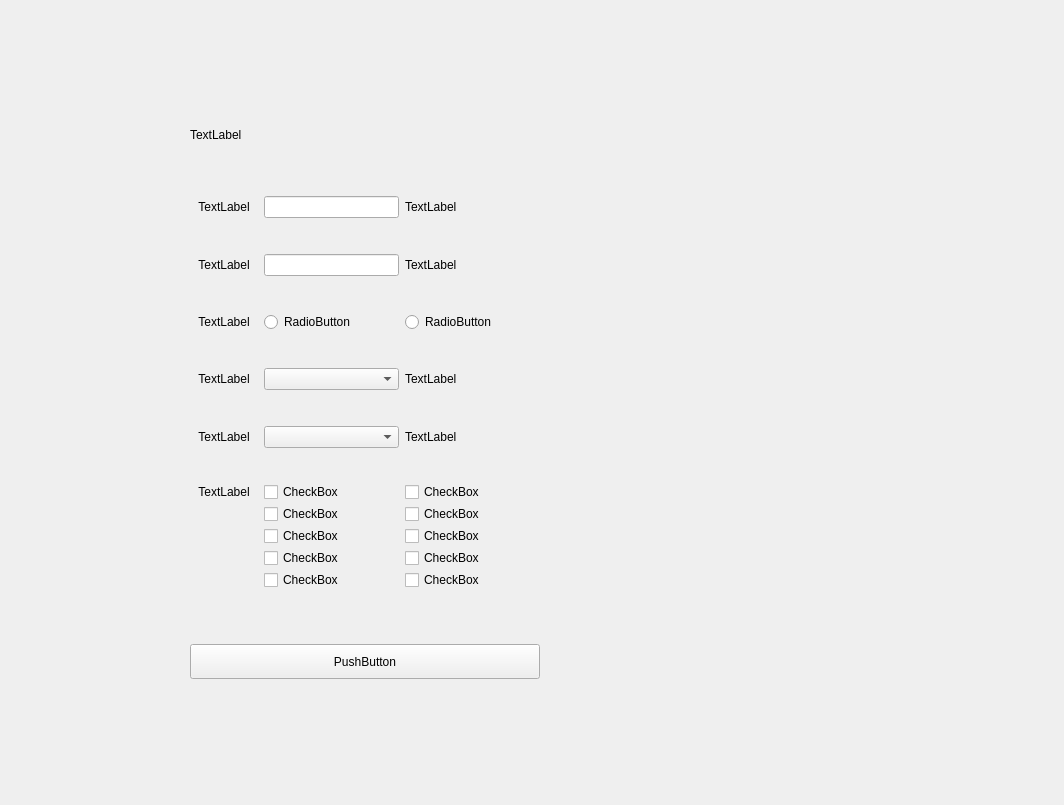
The window that test.ui (BearAndLittlelucky/BearAndLitterlucky) describes before a commit, drawn with Qt 5.
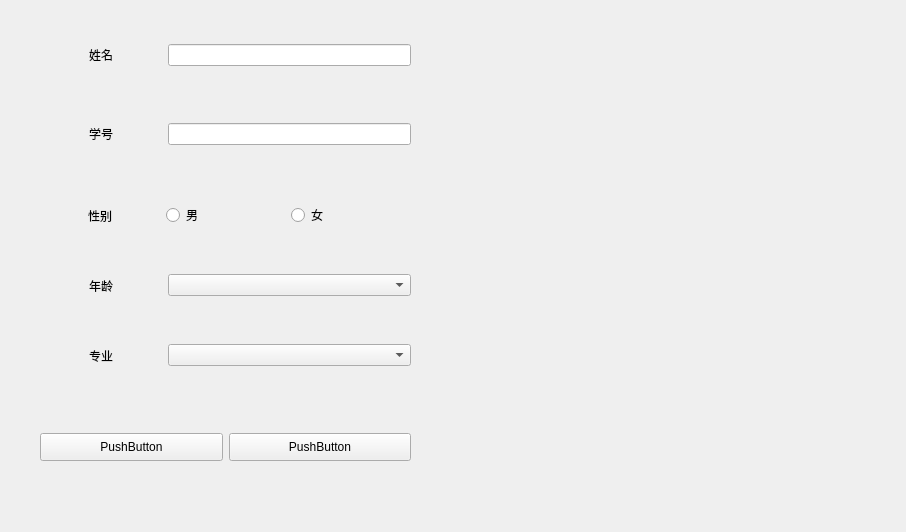
The same window after the commit.

The edit to the form file:
```diff
--- a/test.ui
+++ b/test.ui
@@ -6,8 +6,8 @@
    <rect>
     <x>0</x>
     <y>0</y>
-    <width>1064</width>
-    <height>805</height>
+    <width>906</width>
+    <height>532</height>
    </rect>
   </property>
   <property name="sizePolicy">
@@ -19,47 +19,15 @@
   <property name="windowTitle">
    <string>Form</string>
   </property>
-  <widget class="QWidget" name="horizontalLayoutWidget_2">
+  <widget class="QWidget" name="">
    <property name="geometry">
     <rect>
-     <x>190</x>
-     <y>110</y>
-     <width>631</width>
-     <height>617</height>
+     <x>40</x>
+     <y>10</y>
+     <width>371</width>
+     <height>61</height>
     </rect>
    </property>
-   <layout class="QHBoxLayout" name="horizontalLayout_7">
-    <item>
-     <layout class="QVBoxLayout" name="verticalLayout">
-      <item>
-       <widget class="QLabel" name="label_5">
-        <property name="enabled">
-         <bool>true</bool>
-        </property>
-        <property name="sizePolicy">
-         <sizepolicy hsizetype="Preferred" vsizetype="Preferred">
-          <horstretch>0</horstretch>
-          <verstretch>3</verstretch>
-         </sizepolicy>
-        </property>
-        <property name="minimumSize">
-         <size>
-          <width>0</width>
-          <height>50</height>
-         </size>
-        </property>
-        <property name="maximumSize">
-         <size>
-          <width>16777215</width>
-          <height>50</height>
-         </size>
-        </property>
-        <property name="text">
-         <string>TextLabel</string>
-        </property>
-       </widget>
-      </item>
-      <item>
        <layout class="QHBoxLayout" name="horizontalLayout">
         <property name="topMargin">
          <number>30</number>
@@ -73,7 +41,7 @@
            </sizepolicy>
           </property>
           <property name="text">
-           <string>TextLabel</string>
+       <string>姓名</string>
           </property>
           <property name="alignment">
            <set>Qt::AlignCenter</set>
@@ -96,22 +64,17 @@
           </property>
          </widget>
         </item>
-        <item>
-         <widget class="QLabel" name="label_10">
-          <property name="sizePolicy">
-           <sizepolicy hsizetype="Expanding" vsizetype="Preferred">
-            <horstretch>4</horstretch>
-            <verstretch>0</verstretch>
-           </sizepolicy>
-          </property>
-          <property name="text">
-           <string>TextLabel</string>
-          </property>
-         </widget>
-        </item>
-       </layout>
-      </item>
-      <item>
+   </layout>
+  </widget>
+  <widget class="QWidget" name="">
+   <property name="geometry">
+    <rect>
+     <x>40</x>
+     <y>80</y>
+     <width>371</width>
+     <height>78</height>
+    </rect>
+   </property>
        <layout class="QHBoxLayout" name="horizontalLayout_2">
         <property name="topMargin">
          <number>30</number>
@@ -125,7 +88,7 @@
            </sizepolicy>
           </property>
           <property name="text">
-           <string>TextLabel</string>
+       <string>学号</string>
           </property>
           <property name="alignment">
            <set>Qt::AlignCenter</set>
@@ -142,22 +105,85 @@
           </property>
          </widget>
         </item>
+   </layout>
+  </widget>
+  <widget class="QWidget" name="">
+   <property name="geometry">
+    <rect>
+     <x>40</x>
+     <y>380</y>
+     <width>371</width>
+     <height>135</height>
+    </rect>
+   </property>
+   <layout class="QHBoxLayout" name="horizontalLayout_6">
+    <property name="topMargin">
+     <number>50</number>
+    </property>
+    <property name="bottomMargin">
+     <number>50</number>
+    </property>
         <item>
-         <widget class="QLabel" name="label_11">
+     <widget class="QPushButton" name="pushButton">
           <property name="sizePolicy">
-           <sizepolicy hsizetype="Expanding" vsizetype="Preferred">
-            <horstretch>4</horstretch>
+       <sizepolicy hsizetype="Expanding" vsizetype="Fixed">
+        <horstretch>1</horstretch>
             <verstretch>0</verstretch>
            </sizepolicy>
           </property>
+      <property name="minimumSize">
+       <size>
+        <width>0</width>
+        <height>28</height>
+       </size>
+      </property>
+      <property name="maximumSize">
+       <size>
+        <width>16777215</width>
+        <height>16777215</height>
+       </size>
+      </property>
+      <property name="cursor">
+       <cursorShape>PointingHandCursor</cursorShape>
+      </property>
+      <property name="layoutDirection">
+       <enum>Qt::LeftToRight</enum>
+      </property>
           <property name="text">
-           <string>TextLabel</string>
+       <string>PushButton</string>
           </property>
          </widget>
         </item>
-       </layout>
-      </item>
       <item>
+     <widget class="QPushButton" name="pushButton_2">
+      <property name="sizePolicy">
+       <sizepolicy hsizetype="Minimum" vsizetype="Fixed">
+        <horstretch>1</horstretch>
+        <verstretch>0</verstretch>
+       </sizepolicy>
+      </property>
+      <property name="minimumSize">
+       <size>
+        <width>0</width>
+        <height>28</height>
+       </size>
+      </property>
+      <property name="text">
+       <string>PushButton</string>
+      </property>
+     </widget>
+    </item>
+   </layout>
+  </widget>
+  <widget class="QWidget" name="">
+   <property name="geometry">
+    <rect>
+     <x>40</x>
+     <y>160</y>
+     <width>371</width>
+     <height>81</height>
+    </rect>
+   </property>
        <layout class="QHBoxLayout" name="horizontalLayout_3">
         <property name="topMargin">
          <number>30</number>
@@ -171,7 +197,7 @@
            </sizepolicy>
           </property>
           <property name="text">
-           <string>TextLabel</string>
+       <string>性别</string>
           </property>
           <property name="alignment">
            <set>Qt::AlignCenter</set>
@@ -182,7 +208,7 @@
          <widget class="QRadioButton" name="radioButton">
           <property name="sizePolicy">
            <sizepolicy hsizetype="Expanding" vsizetype="Fixed">
-            <horstretch>4</horstretch>
+        <horstretch>2</horstretch>
             <verstretch>1</verstretch>
            </sizepolicy>
           </property>
@@ -190,7 +216,7 @@
            <cursorShape>PointingHandCursor</cursorShape>
           </property>
           <property name="text">
-           <string>RadioButton</string>
+       <string>男</string>
           </property>
          </widget>
         </item>
@@ -198,7 +224,7 @@
          <widget class="QRadioButton" name="radioButton_2">
           <property name="sizePolicy">
            <sizepolicy hsizetype="Expanding" vsizetype="Fixed">
-            <horstretch>4</horstretch>
+        <horstretch>2</horstretch>
             <verstretch>1</verstretch>
            </sizepolicy>
           </property>
@@ -206,13 +232,21 @@
            <cursorShape>PointingHandCursor</cursorShape>
           </property>
           <property name="text">
-           <string>RadioButton</string>
+       <string>女</string>
           </property>
          </widget>
         </item>
        </layout>
-      </item>
-      <item>
+  </widget>
+  <widget class="QWidget" name="">
+   <property name="geometry">
+    <rect>
+     <x>40</x>
+     <y>300</y>
+     <width>371</width>
+     <height>81</height>
+    </rect>
+   </property>
        <layout class="QHBoxLayout" name="horizontalLayout_4">
         <property name="topMargin">
          <number>30</number>
@@ -226,7 +260,7 @@
            </sizepolicy>
           </property>
           <property name="text">
-           <string>TextLabel</string>
+       <string>专业</string>
           </property>
           <property name="alignment">
            <set>Qt::AlignCenter</set>
@@ -246,22 +280,17 @@
           </property>
          </widget>
         </item>
-        <item>
-         <widget class="QLabel" name="label_6">
-          <property name="sizePolicy">
-           <sizepolicy hsizetype="Expanding" vsizetype="Preferred">
-            <horstretch>4</horstretch>
-            <verstretch>0</verstretch>
-           </sizepolicy>
-          </property>
-          <property name="text">
-           <string>TextLabel</string>
-          </property>
-         </widget>
-        </item>
-       </layout>
-      </item>
-      <item>
+   </layout>
+  </widget>
+  <widget class="QWidget" name="">
+   <property name="geometry">
+    <rect>
+     <x>40</x>
+     <y>240</y>
+     <width>371</width>
+     <height>61</height>
+    </rect>
+   </property>
        <layout class="QHBoxLayout" name="horizontalLayout_5">
         <property name="topMargin">
          <number>30</number>
@@ -275,7 +304,7 @@
            </sizepolicy>
           </property>
           <property name="text">
-           <string>TextLabel</string>
+       <string>年龄</string>
           </property>
           <property name="alignment">
            <set>Qt::AlignCenter</set>
@@ -295,226 +324,16 @@
           </property>
          </widget>
         </item>
-        <item>
-         <widget class="QLabel" name="label_7">
-          <property name="sizePolicy">
-           <sizepolicy hsizetype="Expanding" vsizetype="Preferred">
-            <horstretch>4</horstretch>
-            <verstretch>0</verstretch>
-           </sizepolicy>
-          </property>
-          <property name="text">
-           <string>TextLabel</string>
-          </property>
-         </widget>
-        </item>
-       </layout>
-      </item>
-      <item>
-       <layout class="QGridLayout" name="gridLayout">
-        <property name="topMargin">
-         <number>30</number>
-        </property>
-        <item row="1" column="2">
-         <widget class="QCheckBox" name="checkBox_3">
-          <property name="cursor">
-           <cursorShape>PointingHandCursor</cursorShape>
-          </property>
-          <property name="text">
-           <string>CheckBox</string>
-          </property>
-         </widget>
-        </item>
-        <item row="0" column="2">
-         <widget class="QCheckBox" name="checkBox">
-          <property name="sizePolicy">
-           <sizepolicy hsizetype="Expanding" vsizetype="Fixed">
-            <horstretch>4</horstretch>
-            <verstretch>0</verstretch>
-           </sizepolicy>
-          </property>
-          <property name="cursor">
-           <cursorShape>PointingHandCursor</cursorShape>
-          </property>
-          <property name="text">
-           <string>CheckBox</string>
-          </property>
-          <property name="checked">
-           <bool>false</bool>
-          </property>
-          <property name="autoRepeat">
-           <bool>false</bool>
-          </property>
-          <property name="autoExclusive">
-           <bool>false</bool>
-          </property>
-          <property name="tristate">
-           <bool>false</bool>
-          </property>
-         </widget>
-        </item>
-        <item row="0" column="0">
-         <widget class="QLabel" name="label_4">
-          <property name="sizePolicy">
-           <sizepolicy hsizetype="Expanding" vsizetype="Preferred">
-            <horstretch>2</horstretch>
-            <verstretch>0</verstretch>
-           </sizepolicy>
-          </property>
-          <property name="text">
-           <string>TextLabel</string>
-          </property>
-          <property name="alignment">
-           <set>Qt::AlignCenter</set>
-          </property>
-         </widget>
-        </item>
-        <item row="0" column="3">
-         <widget class="QCheckBox" name="checkBox_2">
-          <property name="sizePolicy">
-           <sizepolicy hsizetype="Expanding" vsizetype="Fixed">
-            <horstretch>4</horstretch>
-            <verstretch>0</verstretch>
-           </sizepolicy>
-          </property>
-          <property name="cursor">
-           <cursorShape>PointingHandCursor</cursorShape>
-          </property>
-          <property name="text">
-           <string>CheckBox</string>
-          </property>
-         </widget>
-        </item>
-        <item row="3" column="2">
-         <widget class="QCheckBox" name="checkBox_7">
-          <property name="cursor">
-           <cursorShape>PointingHandCursor</cursorShape>
-          </property>
-          <property name="text">
-           <string>CheckBox</string>
-          </property>
-         </widget>
-        </item>
-        <item row="2" column="2">
-         <widget class="QCheckBox" name="checkBox_5">
-          <property name="cursor">
-           <cursorShape>PointingHandCursor</cursorShape>
-          </property>
-          <property name="text">
-           <string>CheckBox</string>
-          </property>
-         </widget>
-        </item>
-        <item row="2" column="3">
-         <widget class="QCheckBox" name="checkBox_6">
-          <property name="cursor">
-           <cursorShape>PointingHandCursor</cursorShape>
-          </property>
-          <property name="text">
-           <string>CheckBox</string>
-          </property>
-         </widget>
-        </item>
-        <item row="1" column="3">
-         <widget class="QCheckBox" name="checkBox_4">
-          <property name="cursor">
-           <cursorShape>PointingHandCursor</cursorShape>
-          </property>
-          <property name="text">
-           <string>CheckBox</string>
-          </property>
-         </widget>
-        </item>
-        <item row="3" column="3">
-         <widget class="QCheckBox" name="checkBox_8">
-          <property name="cursor">
-           <cursorShape>PointingHandCursor</cursorShape>
-          </property>
-          <property name="text">
-           <string>CheckBox</string>
-          </property>
-         </widget>
-        </item>
-        <item row="4" column="3">
-         <widget class="QCheckBox" name="checkBox_10">
-          <property name="cursor">
-           <cursorShape>PointingHandCursor</cursorShape>
-          </property>
-          <property name="text">
-           <string>CheckBox</string>
-          </property>
-         </widget>
-        </item>
-        <item row="4" column="2">
-         <widget class="QCheckBox" name="checkBox_9">
-          <property name="cursor">
-           <cursorShape>PointingHandCursor</cursorShape>
-          </property>
-          <property name="text">
-           <string>CheckBox</string>
-          </property>
-         </widget>
-        </item>
-       </layout>
-      </item>
-      <item>
-       <layout class="QHBoxLayout" name="horizontalLayout_6">
-        <property name="topMargin">
-         <number>50</number>
-        </property>
-        <property name="bottomMargin">
-         <number>50</number>
-        </property>
-        <item>
-         <widget class="QPushButton" name="pushButton">
-          <property name="sizePolicy">
-           <sizepolicy hsizetype="Expanding" vsizetype="Fixed">
-            <horstretch>7</horstretch>
-            <verstretch>0</verstretch>
-           </sizepolicy>
-          </property>
-          <property name="minimumSize">
-           <size>
-            <width>350</width>
-            <height>35</height>
-           </size>
-          </property>
-          <property name="maximumSize">
-           <size>
-            <width>16777215</width>
-            <height>16777215</height>
-           </size>
-          </property>
-          <property name="cursor">
-           <cursorShape>PointingHandCursor</cursorShape>
-          </property>
-          <property name="layoutDirection">
-           <enum>Qt::LeftToRight</enum>
-          </property>
-          <property name="text">
-           <string>PushButton</string>
-          </property>
-         </widget>
-        </item>
-       </layout>
-      </item>
-     </layout>
-    </item>
-    <item>
-     <spacer name="horizontalSpacer">
-      <property name="orientation">
-       <enum>Qt::Horizontal</enum>
-      </property>
-      <property name="sizeHint" stdset="0">
-       <size>
-        <width>400</width>
-        <height>20</height>
-       </size>
-      </property>
-     </spacer>
-    </item>
-   </layout>
-  </widget>
+   </layout>
+  </widget>
+  <zorder></zorder>
+  <zorder></zorder>
+  <zorder></zorder>
+  <zorder></zorder>
+  <zorder>label_6</zorder>
+  <zorder></zorder>
+  <zorder></zorder>
+  <zorder>label_6</zorder>
  </widget>
  <resources/>
  <connections/>
```
Lines whose indentation alone changed are shown as unchanged.
